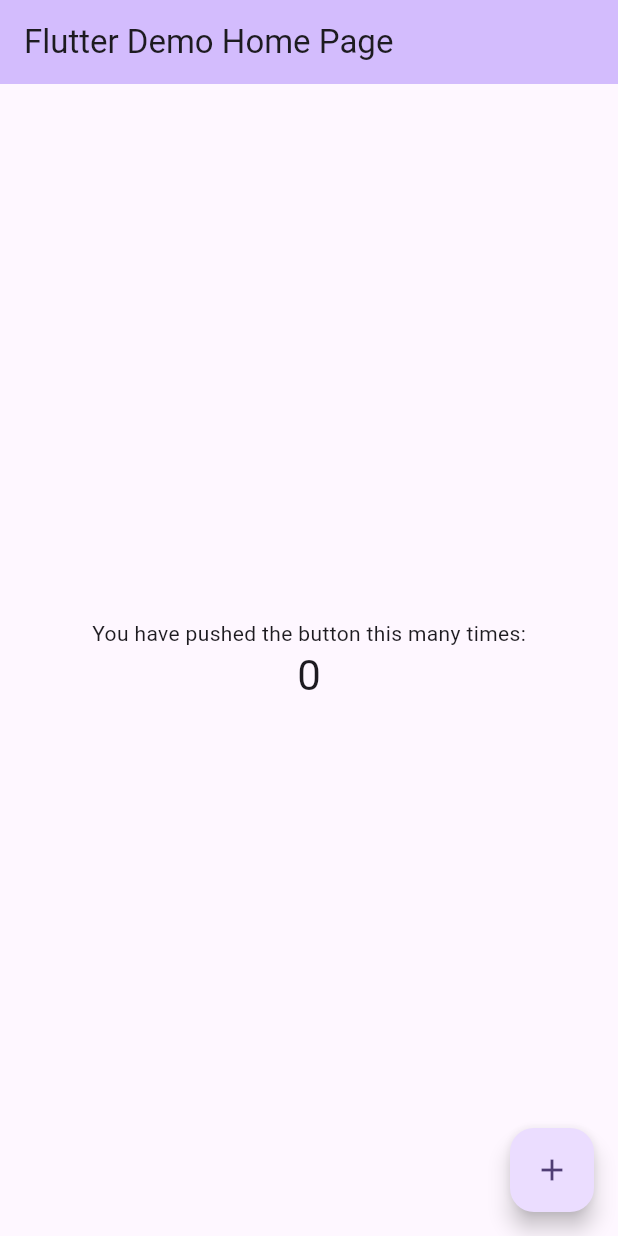
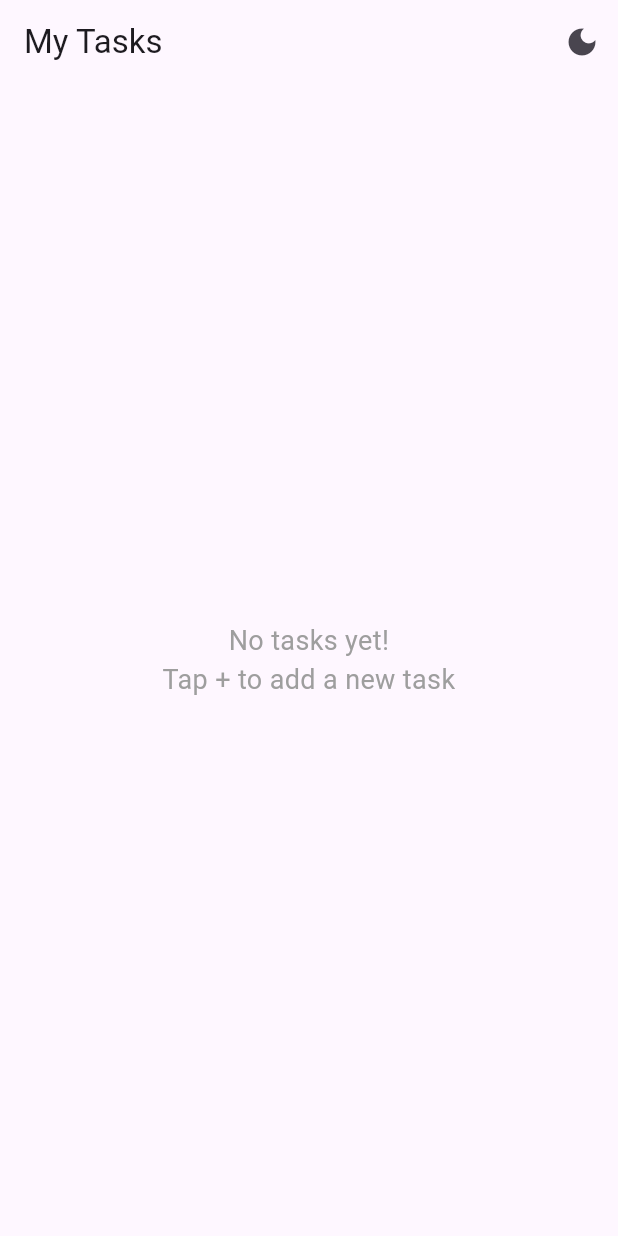
Before and after one commit to princeampofo/cw3, a Flutter app: the screen it shows after launch, on a phone screen of 412 x 824 dp. Run offline on Flutter 3.47's test engine with Material 3 defaults, Android fonts, the phone set to English and light mode, and no system bars; our stand-ins replace shared_preferences.

Commit message:
added main screen and saved theme preferences

```diff
--- a/lib/main.dart
+++ b/lib/main.dart
@@ -1,122 +1,60 @@
 import 'package:flutter/material.dart';
+import 'task_list_screen.dart';
+import 'theme_service.dart';
 
 void main() {
-  runApp(const MyApp());
+  runApp(MyApp());
 }
 
-class MyApp extends StatelessWidget {
+class MyApp extends StatefulWidget {
   const MyApp({super.key});
 
-  // This widget is the root of your application.
   @override
-  Widget build(BuildContext context) {
-    return MaterialApp(
-      title: 'Flutter Demo',
-      theme: ThemeData(
-        // This is the theme of your application.
-        //
-        // TRY THIS: Try running your application with "flutter run". You'll see
-        // the application has a purple toolbar. Then, without quitting the app,
-        // try changing the seedColor in the colorScheme below to Colors.green
-        // and then invoke "hot reload" (save your changes or press the "hot
-        // reload" button in a Flutter-supported IDE, or press "r" if you used
-        // the command line to start the app).
-        //
-        // Notice that the counter didn't reset back to zero; the application
-        // state is not lost during the reload. To reset the state, use hot
-        // restart instead.
-        //
-        // This works for code too, not just values: Most code changes can be
-        // tested with just a hot reload.
-        colorScheme: ColorScheme.fromSeed(seedColor: Colors.deepPurple),
-      ),
-      home: const MyHomePage(title: 'Flutter Demo Home Page'),
-    );
-  }
+  State<MyApp> createState() => _MyAppState();
 }
 
-class MyHomePage extends StatefulWidget {
-  const MyHomePage({super.key, required this.title});
-
-  // This widget is the home page of your application. It is stateful, meaning
-  // that it has a State object (defined below) that contains fields that affect
-  // how it looks.
-
-  // This class is the configuration for the state. It holds the values (in this
-  // case the title) provided by the parent (in this case the App widget) and
-  // used by the build method of the State. Fields in a Widget subclass are
-  // always marked "final".
-
-  final String title;
+class _MyAppState extends State<MyApp> {
+  final ThemeService _themeService = ThemeService();
+  bool _isDarkMode = false;
 
   @override
-  State<MyHomePage> createState() => _MyHomePageState();
-}
+  void initState() {
+    super.initState();
+    _loadTheme();
+  }
 
-class _MyHomePageState extends State<MyHomePage> {
-  int _counter = 0;
+  // Load saved theme preferences
+  Future<void> _loadTheme() async {
+    bool isDark = await _themeService.getThemePreference();
+    setState(() {
+      _isDarkMode = isDark;
+    });
+  }
 
-  void _incrementCounter() {
+  // Handle theme change
+  void _handleThemeChange(bool isDark) {
     setState(() {
-      // This call to setState tells the Flutter framework that something has
-      // changed in this State, which causes it to rerun the build method below
-      // so that the display can reflect the updated values. If we changed
-      // _counter without calling setState(), then the build method would not be
-      // called again, and so nothing would appear to happen.
-      _counter++;
+      _isDarkMode = isDark;
     });
   }
 
   @override
   Widget build(BuildContext context) {
-    // This method is rerun every time setState is called, for instance as done
-    // by the _incrementCounter method above.
-    //
-    // The Flutter framework has been optimized to make rerunning build methods
-    // fast, so that you can just rebuild anything that needs updating rather
-    // than having to individually change instances of widgets.
-    return Scaffold(
-      appBar: AppBar(
-        // TRY THIS: Try changing the color here to a specific color (to
-        // Colors.amber, perhaps?) and trigger a hot reload to see the AppBar
-        // change color while the other colors stay the same.
-        backgroundColor: Theme.of(context).colorScheme.inversePrimary,
-        // Here we take the value from the MyHomePage object that was created by
-        // the App.build method, and use it to set our appbar title.
-        title: Text(widget.title),
+    return MaterialApp(
+      title: 'Task Manager',
+      debugShowCheckedModeBanner: false,
+      theme: ThemeData(
+        brightness: Brightness.light,
+        primarySwatch: Colors.blue,
+        useMaterial3: true,
       ),
-      body: Center(
-        // Center is a layout widget. It takes a single child and positions it
-        // in the middle of the parent.
-        child: Column(
-          // Column is also a layout widget. It takes a list of children and
-          // arranges them vertically. By default, it sizes itself to fit its
-          // children horizontally, and tries to be as tall as its parent.
-          //
-          // Column has various properties to control how it sizes itself and
-          // how it positions its children. Here we use mainAxisAlignment to
-          // center the children vertically; the main axis here is the vertical
-          // axis because Columns are vertical (the cross axis would be
-          // horizontal).
-          //
-          // TRY THIS: Invoke "debug painting" (choose the "Toggle Debug Paint"
-          // action in the IDE, or press "p" in the console), to see the
-          // wireframe for each widget.
-          mainAxisAlignment: MainAxisAlignment.center,
-          children: <Widget>[
-            const Text('You have pushed the button this many times:'),
-            Text(
-              '$_counter',
-              style: Theme.of(context).textTheme.headlineMedium,
-            ),
-          ],
-        ),
+      darkTheme: ThemeData(
+        brightness: Brightness.dark,
+        primarySwatch: Colors.blue,
+        useMaterial3: true,
       ),
-      floatingActionButton: FloatingActionButton(
-        onPressed: _incrementCounter,
-        tooltip: 'Increment',
-        child: const Icon(Icons.add),
-      ), // This trailing comma makes auto-formatting nicer for build methods.
+      themeMode: _isDarkMode ? ThemeMode.dark : ThemeMode.light,
+      home: TaskListScreen(onThemeChanged: _handleThemeChange),
     );
   }
 }
--- /dev/null
+++ b/lib/task_list_screen.dart
@@ -0,0 +1,66 @@
+import 'package:flutter/material.dart';
+import 'theme_service.dart';
+
+
+// Main screen for displaying and managing tasks
+class TaskListScreen extends StatefulWidget {
+  final Function(bool) onThemeChanged;
+
+  const TaskListScreen({super.key, required this.onThemeChanged});
+
+  @override
+  State<TaskListScreen> createState() => _TaskListScreenState();
+}
+
+class _TaskListScreenState extends State<TaskListScreen> {
+  final ThemeService _themeService = ThemeService();
+  bool _isDarkMode = false;
+
+  @override
+  void initState() {
+    super.initState();
+    _loadThemePreference();
+  }
+
+  // Load theme preference
+  Future<void> _loadThemePreference() async {
+    bool isDark = await _themeService.getThemePreference();
+    setState(() {
+      _isDarkMode = isDark;
+    });
+  }
+
+  // Toggle theme
+  Future<void> _toggleTheme() async {
+    bool newThemeValue = !_isDarkMode;
+    await _themeService.saveThemePreference(newThemeValue);
+    setState(() {
+      _isDarkMode = newThemeValue;
+    });
+    widget.onThemeChanged(newThemeValue);
+  }
+
+  @override
+  Widget build(BuildContext context) {
+    return Scaffold(
+      appBar: AppBar(
+        title: Text('My Tasks'),
+        actions: [
+          // Theme toggle button
+          IconButton(
+            icon: Icon(_isDarkMode ? Icons.light_mode : Icons.dark_mode),
+            onPressed: _toggleTheme,
+            tooltip: 'Toggle Theme',
+          ),
+        ],
+      ),
+      body: Center(
+                  child: Text(
+          'No tasks yet!\nTap + to add a new task',
+          textAlign: TextAlign.center,
+          style: TextStyle(fontSize: 18, color: Colors.grey),
+        ),
+      ),
+    );
+  }
+}
```
Also changed, not shown: lib/theme_service.dart (added, +21 -0 lines).
